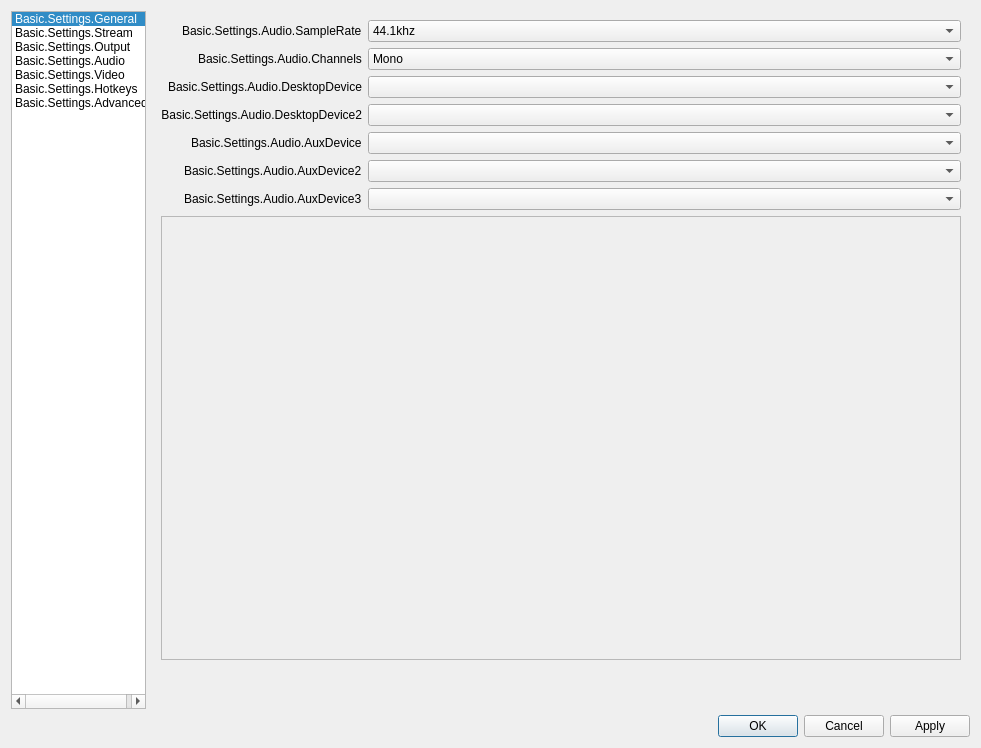
Old version of the form UI/forms/OBSBasicSettings.ui in the repository obsproject/obs-studio.
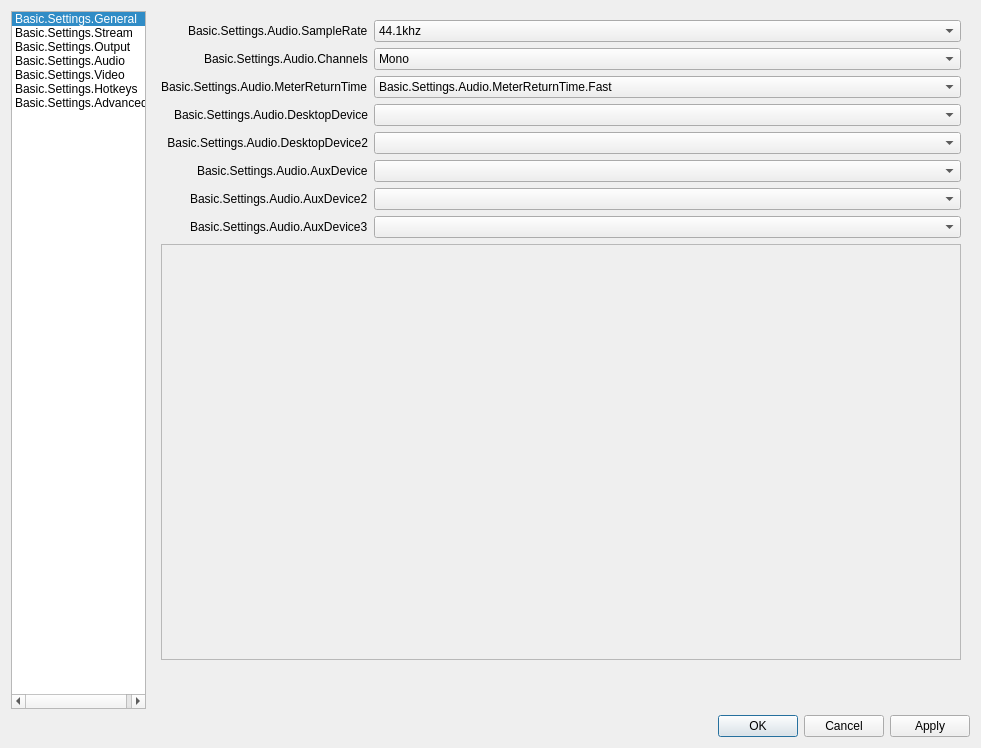
New version of the form. The open tabs and pages were chosen to show the change. Icons and pictures are not drawn.

Commit message:
UI: Add Profiles for Volume Meter Return Time
The peakDecayRate can now be selected in Settings -> Audio. The values
range from "Fast" - OBS default (40 dB / 1.7s), "Medium" - Type I PPM
(20 dB / 1.7s) and "Slow" - Type II PPM (24 dB / 2.8s)

Diff of the .ui file:
```diff
--- a/UI/forms/OBSBasicSettings.ui
+++ b/UI/forms/OBSBasicSettings.ui
@@ -3266,6 +3266,16 @@
           </widget>
          </item>
          <item row="2" column="0">
+          <widget class="QLabel" name="label_65">
+           <property name="text">
+            <string>Basic.Settings.Audio.MeterReturnTime</string>
+           </property>
+           <property name="buddy">
+            <cstring>meterReturnTime</cstring>
+           </property>
+          </widget>
+         </item>
+         <item row="3" column="0">
           <widget class="QLabel" name="label_2">
            <property name="minimumSize">
             <size>
@@ -3284,14 +3294,14 @@
            </property>
           </widget>
          </item>
-         <item row="2" column="1">
+         <item row="3" column="1">
           <widget class="QComboBox" name="desktopAudioDevice1">
            <property name="enabled">
             <bool>true</bool>
            </property>
           </widget>
          </item>
-         <item row="3" column="0">
+         <item row="4" column="0">
           <widget class="QLabel" name="label_3">
            <property name="text">
             <string>Basic.Settings.Audio.DesktopDevice2</string>
@@ -3304,14 +3314,14 @@
            </property>
           </widget>
          </item>
-         <item row="3" column="1">
+         <item row="4" column="1">
           <widget class="QComboBox" name="desktopAudioDevice2">
            <property name="enabled">
             <bool>true</bool>
            </property>
           </widget>
          </item>
-         <item row="4" column="0">
+         <item row="5" column="0">
           <widget class="QLabel" name="label_4">
            <property name="text">
             <string>Basic.Settings.Audio.AuxDevice</string>
@@ -3321,14 +3331,14 @@
            </property>
           </widget>
          </item>
-         <item row="4" column="1">
+         <item row="5" column="1">
           <widget class="QComboBox" name="auxAudioDevice1">
            <property name="enabled">
             <bool>true</bool>
            </property>
           </widget>
          </item>
-         <item row="5" column="0">
+         <item row="6" column="0">
           <widget class="QLabel" name="label_5">
            <property name="text">
             <string>Basic.Settings.Audio.AuxDevice2</string>
@@ -3338,14 +3348,14 @@
            </property>
           </widget>
          </item>
-         <item row="5" column="1">
+         <item row="6" column="1">
           <widget class="QComboBox" name="auxAudioDevice2">
            <property name="enabled">
             <bool>true</bool>
            </property>
           </widget>
          </item>
-         <item row="6" column="0">
+         <item row="7" column="0">
           <widget class="QLabel" name="label_6">
            <property name="text">
             <string>Basic.Settings.Audio.AuxDevice3</string>
@@ -3355,14 +3365,14 @@
            </property>
           </widget>
          </item>
-         <item row="6" column="1">
+         <item row="7" column="1">
           <widget class="QComboBox" name="auxAudioDevice3">
            <property name="enabled">
             <bool>true</bool>
            </property>
           </widget>
          </item>
-         <item row="7" column="0" colspan="2">
+         <item row="8" column="0" colspan="2">
           <widget class="QScrollArea" name="audioSourceScrollArea">
            <property name="widgetResizable">
             <bool>true</bool>
@@ -3372,14 +3382,14 @@
              <rect>
               <x>0</x>
               <y>0</y>
-              <width>63</width>
-              <height>16</height>
+              <width>800</width>
+              <height>68</height>
              </rect>
             </property>
            </widget>
           </widget>
          </item>
-         <item row="8" column="1">
+         <item row="9" column="1">
           <widget class="QLabel" name="audioMsg">
            <property name="styleSheet">
             <string notr="true">color: rgb(255, 0, 4);</string>
@@ -3392,7 +3402,7 @@
            </property>
           </widget>
          </item>
-         <item row="9" column="1">
+         <item row="10" column="1">
           <widget class="QLabel" name="audioMsg_2">
            <property name="text">
             <string notr="true"/>
@@ -3405,6 +3415,31 @@
            </property>
           </widget>
          </item>
+         <item row="2" column="1">
+          <widget class="QComboBox" name="meterReturnTime">
+           <property name="currentText">
+            <string>Basic.Settings.Audio.MeterReturnTime.Fast</string>
+           </property>
+           <property name="currentIndex">
+            <number>0</number>
+           </property>
+           <item>
+            <property name="text">
+             <string>Basic.Settings.Audio.MeterReturnTime.Fast</string>
+            </property>
+           </item>
+           <item>
+            <property name="text">
+             <string>Basic.Settings.Audio.MeterReturnTime.Medium</string>
+            </property>
+           </item>
+           <item>
+            <property name="text">
+             <string>Basic.Settings.Audio.MeterReturnTime.Slow</string>
+            </property>
+           </item>
+          </widget>
+         </item>
         </layout>
        </widget>
        <widget class="QWidget" name="videoPage">
```
The commit also changes 10 other files.
